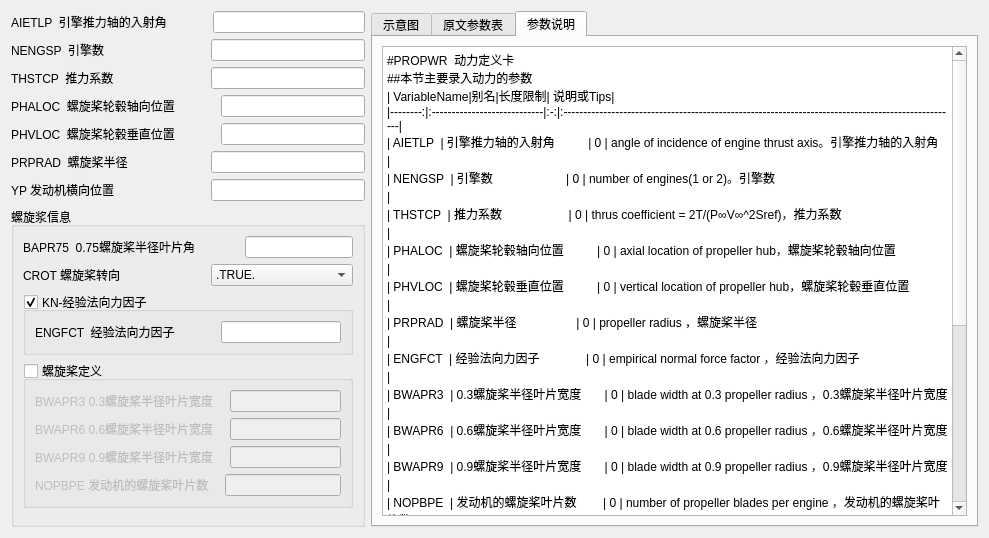
Qt form PyDatcomLab/GUIs/PlaneConfiguration/PROPWR.ui (darkspring2015/PyDatcomLab) before a commit.
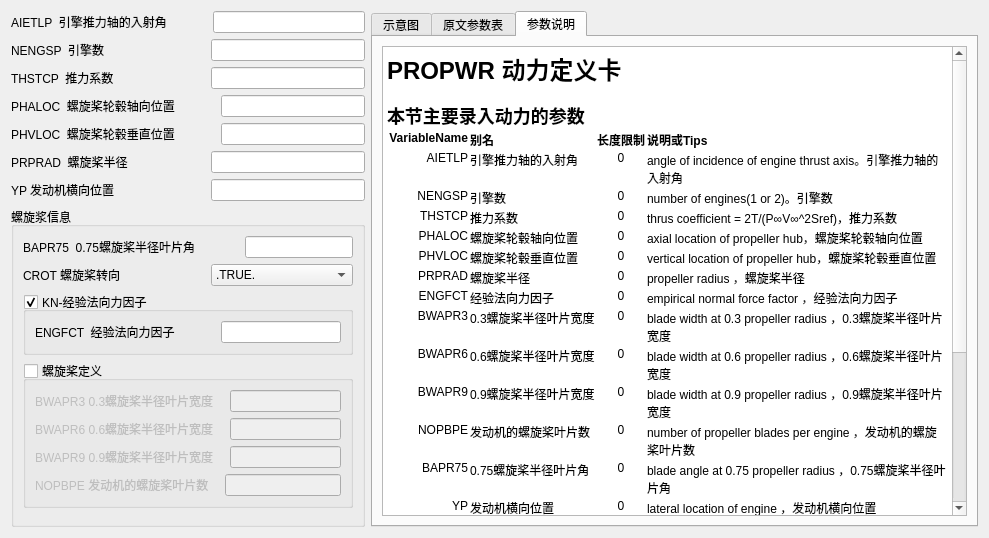
The same form after that commit. The open tabs and pages were chosen to show the change. Icons and pictures are not drawn.

The edit to the form file:
```diff
--- a/PyDatcomLab/GUIs/PlaneConfiguration/PROPWR.ui
+++ b/PyDatcomLab/GUIs/PlaneConfiguration/PROPWR.ui
@@ -726,34 +726,149 @@
 &lt;html&gt;&lt;head&gt;&lt;meta name=&quot;qrichtext&quot; content=&quot;1&quot; /&gt;&lt;style type=&quot;text/css&quot;&gt;
 p, li { white-space: pre-wrap; }
 &lt;/style&gt;&lt;/head&gt;&lt;body style=&quot; font-family:'SimSun'; font-size:9pt; font-weight:400; font-style:normal;&quot;&gt;
-&lt;p style=&quot; margin-top:0px; margin-bottom:0px; margin-left:0px; margin-right:0px; -qt-block-indent:0; text-indent:0px;&quot;&gt;#PROPWR  动力定义卡&lt;/p&gt;
-&lt;p style=&quot; margin-top:0px; margin-bottom:0px; margin-left:0px; margin-right:0px; -qt-block-indent:0; text-indent:0px;&quot;&gt;##本节主要录入动力的参数&lt;/p&gt;
-&lt;p style=&quot; margin-top:0px; margin-bottom:0px; margin-left:0px; margin-right:0px; -qt-block-indent:0; text-indent:0px;&quot;&gt;| VariableName|别名|长度限制| 说明或Tips|&lt;/p&gt;
-&lt;p style=&quot; margin-top:0px; margin-bottom:0px; margin-left:0px; margin-right:0px; -qt-block-indent:0; text-indent:0px;&quot;&gt;|--------:|:----------------------------|:-:|:---------------------------------------------------------------------------------------------------|&lt;/p&gt;
-&lt;p style=&quot; margin-top:0px; margin-bottom:0px; margin-left:0px; margin-right:0px; -qt-block-indent:0; text-indent:0px;&quot;&gt;| AIETLP  | 引擎推力轴的入射角          | 0 | angle of incidence of engine thrust axis。引擎推力轴的入射角                                       |&lt;/p&gt;
-&lt;p style=&quot; margin-top:0px; margin-bottom:0px; margin-left:0px; margin-right:0px; -qt-block-indent:0; text-indent:0px;&quot;&gt;| NENGSP  | 引擎数                      | 0 | number of engines(1 or 2)。引擎数                                                                  |&lt;/p&gt;
-&lt;p style=&quot; margin-top:0px; margin-bottom:0px; margin-left:0px; margin-right:0px; -qt-block-indent:0; text-indent:0px;&quot;&gt;| THSTCP  | 推力系数                    | 0 | thrus coefficient = 2T/(P∞V∞^2Sref)，推力系数                                                      |&lt;/p&gt;
-&lt;p style=&quot; margin-top:0px; margin-bottom:0px; margin-left:0px; margin-right:0px; -qt-block-indent:0; text-indent:0px;&quot;&gt;| PHALOC  | 螺旋桨轮毂轴向位置          | 0 | axial location of propeller hub，螺旋桨轮毂轴向位置                                                |&lt;/p&gt;
-&lt;p style=&quot; margin-top:0px; margin-bottom:0px; margin-left:0px; margin-right:0px; -qt-block-indent:0; text-indent:0px;&quot;&gt;| PHVLOC  | 螺旋桨轮毂垂直位置          | 0 | vertical location of propeller hub，螺旋桨轮毂垂直位置                                             |&lt;/p&gt;
-&lt;p style=&quot; margin-top:0px; margin-bottom:0px; margin-left:0px; margin-right:0px; -qt-block-indent:0; text-indent:0px;&quot;&gt;| PRPRAD  | 螺旋桨半径                  | 0 | propeller radius ，螺旋桨半径                                                                      |&lt;/p&gt;
-&lt;p style=&quot; margin-top:0px; margin-bottom:0px; margin-left:0px; margin-right:0px; -qt-block-indent:0; text-indent:0px;&quot;&gt;| ENGFCT  | 经验法向力因子              | 0 | empirical normal force factor ，经验法向力因子                                                     |&lt;/p&gt;
-&lt;p style=&quot; margin-top:0px; margin-bottom:0px; margin-left:0px; margin-right:0px; -qt-block-indent:0; text-indent:0px;&quot;&gt;| BWAPR3  | 0.3螺旋桨半径叶片宽度       | 0 | blade width at 0.3 propeller radius ，0.3螺旋桨半径叶片宽度                                        |&lt;/p&gt;
-&lt;p style=&quot; margin-top:0px; margin-bottom:0px; margin-left:0px; margin-right:0px; -qt-block-indent:0; text-indent:0px;&quot;&gt;| BWAPR6  | 0.6螺旋桨半径叶片宽度       | 0 | blade width at 0.6 propeller radius ，0.6螺旋桨半径叶片宽度                                        |&lt;/p&gt;
-&lt;p style=&quot; margin-top:0px; margin-bottom:0px; margin-left:0px; margin-right:0px; -qt-block-indent:0; text-indent:0px;&quot;&gt;| BWAPR9  | 0.9螺旋桨半径叶片宽度       | 0 | blade width at 0.9 propeller radius ，0.9螺旋桨半径叶片宽度                                        |&lt;/p&gt;
-&lt;p style=&quot; margin-top:0px; margin-bottom:0px; margin-left:0px; margin-right:0px; -qt-block-indent:0; text-indent:0px;&quot;&gt;| NOPBPE  | 发动机的螺旋桨叶片数        | 0 | number of propeller blades per engine ，发动机的螺旋桨叶片数                                       |&lt;/p&gt;
-&lt;p style=&quot; margin-top:0px; margin-bottom:0px; margin-left:0px; margin-right:0px; -qt-block-indent:0; text-indent:0px;&quot;&gt;| BAPR75  | 0.75螺旋桨半径叶片角        | 0 | blade angle at 0.75 propeller radius ，0.75螺旋桨半径叶片角                                        |&lt;/p&gt;
-&lt;p style=&quot; margin-top:0px; margin-bottom:0px; margin-left:0px; margin-right:0px; -qt-block-indent:0; text-indent:0px;&quot;&gt;| YP      | 发动机横向位置              | 0 | lateral location of engine ，发动机横向位置                                                        |&lt;/p&gt;
-&lt;p style=&quot; margin-top:0px; margin-bottom:0px; margin-left:0px; margin-right:0px; -qt-block-indent:0; text-indent:0px;&quot;&gt;| CROT    | 螺旋桨转向                  | 0 | .TRUE. counter rotating propeller 反向螺旋桨; .FALSE. non counter rotating propeller  非对旋螺旋桨 |&lt;/p&gt;
-&lt;p style=&quot;-qt-paragraph-type:empty; margin-top:0px; margin-bottom:0px; margin-left:0px; margin-right:0px; -qt-block-indent:0; text-indent:0px;&quot;&gt;&lt;br /&gt;&lt;/p&gt;
-&lt;p style=&quot;-qt-paragraph-type:empty; margin-top:0px; margin-bottom:0px; margin-left:0px; margin-right:0px; -qt-block-indent:0; text-indent:0px;&quot;&gt;&lt;br /&gt;&lt;/p&gt;
-&lt;p style=&quot; margin-top:0px; margin-bottom:0px; margin-left:0px; margin-right:0px; -qt-block-indent:0; text-indent:0px;&quot;&gt;##Tips 1：&lt;/p&gt;
-&lt;p style=&quot; margin-top:0px; margin-bottom:0px; margin-left:0px; margin-right:0px; -qt-block-indent:0; text-indent:0px;&quot;&gt;Kn is not required as input if (bp)'s are input and conversely (bp)'s are not required if Kn is input. (See section 4.6.1 of DATCOM)&lt;/p&gt;
-&lt;p style=&quot; margin-top:0px; margin-bottom:0px; margin-left:0px; margin-right:0px; -qt-block-indent:0; text-indent:0px;&quot;&gt;ENGFCT,BWAPR3,BWAPR6,BWAPR9,NOPBPE&lt;/p&gt;
-&lt;p style=&quot; margin-top:0px; margin-bottom:0px; margin-left:0px; margin-right:0px; -qt-block-indent:0; text-indent:0px;&quot;&gt;Kn 和 (bp)'s 参数不需要同时输入&lt;/p&gt;
-&lt;p style=&quot;-qt-paragraph-type:empty; margin-top:0px; margin-bottom:0px; margin-left:0px; margin-right:0px; -qt-block-indent:0; text-indent:0px;&quot;&gt;&lt;br /&gt;&lt;/p&gt;
-&lt;p style=&quot; margin-top:0px; margin-bottom:0px; margin-left:0px; margin-right:0px; -qt-block-indent:0; text-indent:0px;&quot;&gt;##Tips 2：&lt;/p&gt;
-&lt;p style=&quot; margin-top:0px; margin-bottom:0px; margin-left:0px; margin-right:0px; -qt-block-indent:0; text-indent:0px;&quot;&gt;propeller power effect methods are only applicable to longitudinal stability parameters in the subsonic speed regime.&lt;/p&gt;
-&lt;p style=&quot; margin-top:0px; margin-bottom:0px; margin-left:0px; margin-right:0px; -qt-block-indent:0; text-indent:0px;&quot;&gt;螺旋桨功率效应方法只适用于亚音速情况下的纵向稳定参数。&lt;/p&gt;&lt;/body&gt;&lt;/html&gt;</string>
+&lt;p style=&quot; margin-top:18px; margin-bottom:12px; margin-left:0px; margin-right:0px; -qt-block-indent:0; text-indent:0px;&quot;&gt;&lt;span style=&quot; font-size:xx-large; font-weight:600;&quot;&gt;PROPWR 动力定义卡&lt;/span&gt;&lt;/p&gt;
+&lt;p style=&quot; margin-top:16px; margin-bottom:12px; margin-left:0px; margin-right:0px; -qt-block-indent:0; text-indent:0px;&quot;&gt;&lt;a name=&quot;user-content-本节主要录入动力的参数&quot;&gt;&lt;/a&gt;&lt;span style=&quot; font-size:x-large; font-weight:600;&quot;&gt;本&lt;/span&gt;&lt;span style=&quot; font-size:x-large; font-weight:600;&quot;&gt;节主要录入动力的参数&lt;/span&gt;&lt;/p&gt;
+&lt;table border=&quot;0&quot; style=&quot; margin-top:0px; margin-bottom:0px; margin-left:0px; margin-right:0px;&quot; cellspacing=&quot;2&quot; cellpadding=&quot;0&quot;&gt;&lt;thead&gt;
+&lt;tr&gt;
+&lt;td&gt;
+&lt;p align=&quot;right&quot; style=&quot; margin-top:0px; margin-bottom:0px; margin-left:0px; margin-right:0px; -qt-block-indent:0; text-indent:0px;&quot;&gt;&lt;span style=&quot; font-weight:600;&quot;&gt;VariableName&lt;/span&gt;&lt;/p&gt;&lt;/td&gt;
+&lt;td&gt;
+&lt;p style=&quot; margin-top:0px; margin-bottom:0px; margin-left:0px; margin-right:0px; -qt-block-indent:0; text-indent:0px;&quot;&gt;&lt;span style=&quot; font-weight:600;&quot;&gt;别名&lt;/span&gt;&lt;/p&gt;&lt;/td&gt;
+&lt;td&gt;
+&lt;p align=&quot;center&quot; style=&quot; margin-top:0px; margin-bottom:0px; margin-left:0px; margin-right:0px; -qt-block-indent:0; text-indent:0px;&quot;&gt;&lt;span style=&quot; font-weight:600;&quot;&gt;长度限制&lt;/span&gt;&lt;/p&gt;&lt;/td&gt;
+&lt;td&gt;
+&lt;p style=&quot; margin-top:0px; margin-bottom:0px; margin-left:0px; margin-right:0px; -qt-block-indent:0; text-indent:0px;&quot;&gt;&lt;span style=&quot; font-weight:600;&quot;&gt;说明或Tips&lt;/span&gt;&lt;/p&gt;&lt;/td&gt;&lt;/tr&gt;&lt;/thead&gt;
+&lt;tr&gt;
+&lt;td&gt;
+&lt;p align=&quot;right&quot; style=&quot; margin-top:0px; margin-bottom:0px; margin-left:0px; margin-right:0px; -qt-block-indent:0; text-indent:0px;&quot;&gt;AIETLP&lt;/p&gt;&lt;/td&gt;
+&lt;td&gt;
+&lt;p style=&quot; margin-top:0px; margin-bottom:0px; margin-left:0px; margin-right:0px; -qt-block-indent:0; text-indent:0px;&quot;&gt;引擎推力轴的入射角&lt;/p&gt;&lt;/td&gt;
+&lt;td&gt;
+&lt;p align=&quot;center&quot; style=&quot; margin-top:0px; margin-bottom:0px; margin-left:0px; margin-right:0px; -qt-block-indent:0; text-indent:0px;&quot;&gt;0&lt;/p&gt;&lt;/td&gt;
+&lt;td&gt;
+&lt;p style=&quot; margin-top:0px; margin-bottom:0px; margin-left:0px; margin-right:0px; -qt-block-indent:0; text-indent:0px;&quot;&gt;angle of incidence of engine thrust axis。引擎推力轴的入射角&lt;/p&gt;&lt;/td&gt;&lt;/tr&gt;
+&lt;tr&gt;
+&lt;td&gt;
+&lt;p align=&quot;right&quot; style=&quot; margin-top:0px; margin-bottom:0px; margin-left:0px; margin-right:0px; -qt-block-indent:0; text-indent:0px;&quot;&gt;NENGSP&lt;/p&gt;&lt;/td&gt;
+&lt;td&gt;
+&lt;p style=&quot; margin-top:0px; margin-bottom:0px; margin-left:0px; margin-right:0px; -qt-block-indent:0; text-indent:0px;&quot;&gt;引擎数&lt;/p&gt;&lt;/td&gt;
+&lt;td&gt;
+&lt;p align=&quot;center&quot; style=&quot; margin-top:0px; margin-bottom:0px; margin-left:0px; margin-right:0px; -qt-block-indent:0; text-indent:0px;&quot;&gt;0&lt;/p&gt;&lt;/td&gt;
+&lt;td&gt;
+&lt;p style=&quot; margin-top:0px; margin-bottom:0px; margin-left:0px; margin-right:0px; -qt-block-indent:0; text-indent:0px;&quot;&gt;number of engines(1 or 2)。引擎数&lt;/p&gt;&lt;/td&gt;&lt;/tr&gt;
+&lt;tr&gt;
+&lt;td&gt;
+&lt;p align=&quot;right&quot; style=&quot; margin-top:0px; margin-bottom:0px; margin-left:0px; margin-right:0px; -qt-block-indent:0; text-indent:0px;&quot;&gt;THSTCP&lt;/p&gt;&lt;/td&gt;
+&lt;td&gt;
+&lt;p style=&quot; margin-top:0px; margin-bottom:0px; margin-left:0px; margin-right:0px; -qt-block-indent:0; text-indent:0px;&quot;&gt;推力系数&lt;/p&gt;&lt;/td&gt;
+&lt;td&gt;
+&lt;p align=&quot;center&quot; style=&quot; margin-top:0px; margin-bottom:0px; margin-left:0px; margin-right:0px; -qt-block-indent:0; text-indent:0px;&quot;&gt;0&lt;/p&gt;&lt;/td&gt;
+&lt;td&gt;
+&lt;p style=&quot; margin-top:0px; margin-bottom:0px; margin-left:0px; margin-right:0px; -qt-block-indent:0; text-indent:0px;&quot;&gt;thrus coefficient = 2T/(P∞V∞^2Sref)，推力系数&lt;/p&gt;&lt;/td&gt;&lt;/tr&gt;
+&lt;tr&gt;
+&lt;td&gt;
+&lt;p align=&quot;right&quot; style=&quot; margin-top:0px; margin-bottom:0px; margin-left:0px; margin-right:0px; -qt-block-indent:0; text-indent:0px;&quot;&gt;PHALOC&lt;/p&gt;&lt;/td&gt;
+&lt;td&gt;
+&lt;p style=&quot; margin-top:0px; margin-bottom:0px; margin-left:0px; margin-right:0px; -qt-block-indent:0; text-indent:0px;&quot;&gt;螺旋桨轮毂轴向位置&lt;/p&gt;&lt;/td&gt;
+&lt;td&gt;
+&lt;p align=&quot;center&quot; style=&quot; margin-top:0px; margin-bottom:0px; margin-left:0px; margin-right:0px; -qt-block-indent:0; text-indent:0px;&quot;&gt;0&lt;/p&gt;&lt;/td&gt;
+&lt;td&gt;
+&lt;p style=&quot; margin-top:0px; margin-bottom:0px; margin-left:0px; margin-right:0px; -qt-block-indent:0; text-indent:0px;&quot;&gt;axial location of propeller hub，螺旋桨轮毂轴向位置&lt;/p&gt;&lt;/td&gt;&lt;/tr&gt;
+&lt;tr&gt;
+&lt;td&gt;
+&lt;p align=&quot;right&quot; style=&quot; margin-top:0px; margin-bottom:0px; margin-left:0px; margin-right:0px; -qt-block-indent:0; text-indent:0px;&quot;&gt;PHVLOC&lt;/p&gt;&lt;/td&gt;
+&lt;td&gt;
+&lt;p style=&quot; margin-top:0px; margin-bottom:0px; margin-left:0px; margin-right:0px; -qt-block-indent:0; text-indent:0px;&quot;&gt;螺旋桨轮毂垂直位置&lt;/p&gt;&lt;/td&gt;
+&lt;td&gt;
+&lt;p align=&quot;center&quot; style=&quot; margin-top:0px; margin-bottom:0px; margin-left:0px; margin-right:0px; -qt-block-indent:0; text-indent:0px;&quot;&gt;0&lt;/p&gt;&lt;/td&gt;
+&lt;td&gt;
+&lt;p style=&quot; margin-top:0px; margin-bottom:0px; margin-left:0px; margin-right:0px; -qt-block-indent:0; text-indent:0px;&quot;&gt;vertical location of propeller hub，螺旋桨轮毂垂直位置&lt;/p&gt;&lt;/td&gt;&lt;/tr&gt;
+&lt;tr&gt;
+&lt;td&gt;
+&lt;p align=&quot;right&quot; style=&quot; margin-top:0px; margin-bottom:0px; margin-left:0px; margin-right:0px; -qt-block-indent:0; text-indent:0px;&quot;&gt;PRPRAD&lt;/p&gt;&lt;/td&gt;
+&lt;td&gt;
+&lt;p style=&quot; margin-top:0px; margin-bottom:0px; margin-left:0px; margin-right:0px; -qt-block-indent:0; text-indent:0px;&quot;&gt;螺旋桨半径&lt;/p&gt;&lt;/td&gt;
+&lt;td&gt;
+&lt;p align=&quot;center&quot; style=&quot; margin-top:0px; margin-bottom:0px; margin-left:0px; margin-right:0px; -qt-block-indent:0; text-indent:0px;&quot;&gt;0&lt;/p&gt;&lt;/td&gt;
+&lt;td&gt;
+&lt;p style=&quot; margin-top:0px; margin-bottom:0px; margin-left:0px; margin-right:0px; -qt-block-indent:0; text-indent:0px;&quot;&gt;propeller radius ，螺旋桨半径&lt;/p&gt;&lt;/td&gt;&lt;/tr&gt;
+&lt;tr&gt;
+&lt;td&gt;
+&lt;p align=&quot;right&quot; style=&quot; margin-top:0px; margin-bottom:0px; margin-left:0px; margin-right:0px; -qt-block-indent:0; text-indent:0px;&quot;&gt;ENGFCT&lt;/p&gt;&lt;/td&gt;
+&lt;td&gt;
+&lt;p style=&quot; margin-top:0px; margin-bottom:0px; margin-left:0px; margin-right:0px; -qt-block-indent:0; text-indent:0px;&quot;&gt;经验法向力因子&lt;/p&gt;&lt;/td&gt;
+&lt;td&gt;
+&lt;p align=&quot;center&quot; style=&quot; margin-top:0px; margin-bottom:0px; margin-left:0px; margin-right:0px; -qt-block-indent:0; text-indent:0px;&quot;&gt;0&lt;/p&gt;&lt;/td&gt;
+&lt;td&gt;
+&lt;p style=&quot; margin-top:0px; margin-bottom:0px; margin-left:0px; margin-right:0px; -qt-block-indent:0; text-indent:0px;&quot;&gt;empirical normal force factor ，经验法向力因子&lt;/p&gt;&lt;/td&gt;&lt;/tr&gt;
+&lt;tr&gt;
+&lt;td&gt;
+&lt;p align=&quot;right&quot; style=&quot; margin-top:0px; margin-bottom:0px; margin-left:0px; margin-right:0px; -qt-block-indent:0; text-indent:0px;&quot;&gt;BWAPR3&lt;/p&gt;&lt;/td&gt;
+&lt;td&gt;
+&lt;p style=&quot; margin-top:0px; margin-bottom:0px; margin-left:0px; margin-right:0px; -qt-block-indent:0; text-indent:0px;&quot;&gt;0.3螺旋桨半径叶片宽度&lt;/p&gt;&lt;/td&gt;
+&lt;td&gt;
+&lt;p align=&quot;center&quot; style=&quot; margin-top:0px; margin-bottom:0px; margin-left:0px; margin-right:0px; -qt-block-indent:0; text-indent:0px;&quot;&gt;0&lt;/p&gt;&lt;/td&gt;
+&lt;td&gt;
+&lt;p style=&quot; margin-top:0px; margin-bottom:0px; margin-left:0px; margin-right:0px; -qt-block-indent:0; text-indent:0px;&quot;&gt;blade width at 0.3 propeller radius ，0.3螺旋桨半径叶片宽度&lt;/p&gt;&lt;/td&gt;&lt;/tr&gt;
+&lt;tr&gt;
+&lt;td&gt;
+&lt;p align=&quot;right&quot; style=&quot; margin-top:0px; margin-bottom:0px; margin-left:0px; margin-right:0px; -qt-block-indent:0; text-indent:0px;&quot;&gt;BWAPR6&lt;/p&gt;&lt;/td&gt;
+&lt;td&gt;
+&lt;p style=&quot; margin-top:0px; margin-bottom:0px; margin-left:0px; margin-right:0px; -qt-block-indent:0; text-indent:0px;&quot;&gt;0.6螺旋桨半径叶片宽度&lt;/p&gt;&lt;/td&gt;
+&lt;td&gt;
+&lt;p align=&quot;center&quot; style=&quot; margin-top:0px; margin-bottom:0px; margin-left:0px; margin-right:0px; -qt-block-indent:0; text-indent:0px;&quot;&gt;0&lt;/p&gt;&lt;/td&gt;
+&lt;td&gt;
+&lt;p style=&quot; margin-top:0px; margin-bottom:0px; margin-left:0px; margin-right:0px; -qt-block-indent:0; text-indent:0px;&quot;&gt;blade width at 0.6 propeller radius ，0.6螺旋桨半径叶片宽度&lt;/p&gt;&lt;/td&gt;&lt;/tr&gt;
+&lt;tr&gt;
+&lt;td&gt;
+&lt;p align=&quot;right&quot; style=&quot; margin-top:0px; margin-bottom:0px; margin-left:0px; margin-right:0px; -qt-block-indent:0; text-indent:0px;&quot;&gt;BWAPR9&lt;/p&gt;&lt;/td&gt;
+&lt;td&gt;
+&lt;p style=&quot; margin-top:0px; margin-bottom:0px; margin-left:0px; margin-right:0px; -qt-block-indent:0; text-indent:0px;&quot;&gt;0.9螺旋桨半径叶片宽度&lt;/p&gt;&lt;/td&gt;
+&lt;td&gt;
+&lt;p align=&quot;center&quot; style=&quot; margin-top:0px; margin-bottom:0px; margin-left:0px; margin-right:0px; -qt-block-indent:0; text-indent:0px;&quot;&gt;0&lt;/p&gt;&lt;/td&gt;
+&lt;td&gt;
+&lt;p style=&quot; margin-top:0px; margin-bottom:0px; margin-left:0px; margin-right:0px; -qt-block-indent:0; text-indent:0px;&quot;&gt;blade width at 0.9 propeller radius ，0.9螺旋桨半径叶片宽度&lt;/p&gt;&lt;/td&gt;&lt;/tr&gt;
+&lt;tr&gt;
+&lt;td&gt;
+&lt;p align=&quot;right&quot; style=&quot; margin-top:0px; margin-bottom:0px; margin-left:0px; margin-right:0px; -qt-block-indent:0; text-indent:0px;&quot;&gt;NOPBPE&lt;/p&gt;&lt;/td&gt;
+&lt;td&gt;
+&lt;p style=&quot; margin-top:0px; margin-bottom:0px; margin-left:0px; margin-right:0px; -qt-block-indent:0; text-indent:0px;&quot;&gt;发动机的螺旋桨叶片数&lt;/p&gt;&lt;/td&gt;
+&lt;td&gt;
+&lt;p align=&quot;center&quot; style=&quot; margin-top:0px; margin-bottom:0px; margin-left:0px; margin-right:0px; -qt-block-indent:0; text-indent:0px;&quot;&gt;0&lt;/p&gt;&lt;/td&gt;
+&lt;td&gt;
+&lt;p style=&quot; margin-top:0px; margin-bottom:0px; margin-left:0px; margin-right:0px; -qt-block-indent:0; text-indent:0px;&quot;&gt;number of propeller blades per engine ，发动机的螺旋桨叶片数&lt;/p&gt;&lt;/td&gt;&lt;/tr&gt;
+&lt;tr&gt;
+&lt;td&gt;
+&lt;p align=&quot;right&quot; style=&quot; margin-top:0px; margin-bottom:0px; margin-left:0px; margin-right:0px; -qt-block-indent:0; text-indent:0px;&quot;&gt;BAPR75&lt;/p&gt;&lt;/td&gt;
+&lt;td&gt;
+&lt;p style=&quot; margin-top:0px; margin-bottom:0px; margin-left:0px; margin-right:0px; -qt-block-indent:0; text-indent:0px;&quot;&gt;0.75螺旋桨半径叶片角&lt;/p&gt;&lt;/td&gt;
+&lt;td&gt;
+&lt;p align=&quot;center&quot; style=&quot; margin-top:0px; margin-bottom:0px; margin-left:0px; margin-right:0px; -qt-block-indent:0; text-indent:0px;&quot;&gt;0&lt;/p&gt;&lt;/td&gt;
+&lt;td&gt;
+&lt;p style=&quot; margin-top:0px; margin-bottom:0px; margin-left:0px; margin-right:0px; -qt-block-indent:0; text-indent:0px;&quot;&gt;blade angle at 0.75 propeller radius ，0.75螺旋桨半径叶片角&lt;/p&gt;&lt;/td&gt;&lt;/tr&gt;
+&lt;tr&gt;
+&lt;td&gt;
+&lt;p align=&quot;right&quot; style=&quot; margin-top:0px; margin-bottom:0px; margin-left:0px; margin-right:0px; -qt-block-indent:0; text-indent:0px;&quot;&gt;YP&lt;/p&gt;&lt;/td&gt;
+&lt;td&gt;
+&lt;p style=&quot; margin-top:0px; margin-bottom:0px; margin-left:0px; margin-right:0px; -qt-block-indent:0; text-indent:0px;&quot;&gt;发动机横向位置&lt;/p&gt;&lt;/td&gt;
+&lt;td&gt;
+&lt;p align=&quot;center&quot; style=&quot; margin-top:0px; margin-bottom:0px; margin-left:0px; margin-right:0px; -qt-block-indent:0; text-indent:0px;&quot;&gt;0&lt;/p&gt;&lt;/td&gt;
+&lt;td&gt;
+&lt;p style=&quot; margin-top:0px; margin-bottom:0px; margin-left:0px; margin-right:0px; -qt-block-indent:0; text-indent:0px;&quot;&gt;lateral location of engine ，发动机横向位置&lt;/p&gt;&lt;/td&gt;&lt;/tr&gt;
+&lt;tr&gt;
+&lt;td&gt;
+&lt;p align=&quot;right&quot; style=&quot; margin-top:0px; margin-bottom:0px; margin-left:0px; margin-right:0px; -qt-block-indent:0; text-indent:0px;&quot;&gt;CROT&lt;/p&gt;&lt;/td&gt;
+&lt;td&gt;
+&lt;p style=&quot; margin-top:0px; margin-bottom:0px; margin-left:0px; margin-right:0px; -qt-block-indent:0; text-indent:0px;&quot;&gt;螺旋桨转向&lt;/p&gt;&lt;/td&gt;
+&lt;td&gt;
+&lt;p align=&quot;center&quot; style=&quot; margin-top:0px; margin-bottom:0px; margin-left:0px; margin-right:0px; -qt-block-indent:0; text-indent:0px;&quot;&gt;0&lt;/p&gt;&lt;/td&gt;
+&lt;td&gt;
+&lt;p style=&quot; margin-top:0px; margin-bottom:0px; margin-left:0px; margin-right:0px; -qt-block-indent:0; text-indent:0px;&quot;&gt;.TRUE. counter rotating propeller 反向螺旋桨; &lt;/p&gt;
+&lt;p style=&quot; margin-top:0px; margin-bottom:0px; margin-left:0px; margin-right:0px; -qt-block-indent:0; text-indent:0px;&quot;&gt;.FALSE. non counter rotating propeller 非对旋螺旋桨&lt;/p&gt;&lt;/td&gt;&lt;/tr&gt;&lt;/table&gt;
+&lt;p style=&quot; margin-top:16px; margin-bottom:12px; margin-left:0px; margin-right:0px; -qt-block-indent:0; text-indent:0px;&quot;&gt;&lt;a name=&quot;user-content-tips-1&quot;&gt;&lt;/a&gt;&lt;span style=&quot; font-size:x-large; font-weight:600;&quot;&gt;T&lt;/span&gt;&lt;span style=&quot; font-size:x-large; font-weight:600;&quot;&gt;ips 1：&lt;/span&gt;&lt;/p&gt;
+&lt;p style=&quot; margin-top:12px; margin-bottom:12px; margin-left:0px; margin-right:0px; -qt-block-indent:0; text-indent:0px;&quot;&gt;Kn is not required as input if (bp)'s are input and conversely (bp)'s are not required if Kn is input. (See section 4.6.1 of DATCOM) ENGFCT,BWAPR3,BWAPR6,BWAPR9,NOPBPE Kn 和 (bp)'s 参数不需要同时输入&lt;/p&gt;
+&lt;p style=&quot; margin-top:16px; margin-bottom:12px; margin-left:0px; margin-right:0px; -qt-block-indent:0; text-indent:0px;&quot;&gt;&lt;a name=&quot;user-content-tips-2&quot;&gt;&lt;/a&gt;&lt;span style=&quot; font-size:x-large; font-weight:600;&quot;&gt;T&lt;/span&gt;&lt;span style=&quot; font-size:x-large; font-weight:600;&quot;&gt;ips 2：&lt;/span&gt;&lt;/p&gt;
+&lt;p style=&quot; margin-top:12px; margin-bottom:12px; margin-left:0px; margin-right:0px; -qt-block-indent:0; text-indent:0px;&quot;&gt;propeller power effect methods are only applicable to longitudinal stability parameters in the subsonic speed regime. 螺旋桨功率效应方法只适用于亚音速情况下的纵向稳定参数。&lt;/p&gt;&lt;/body&gt;&lt;/html&gt;</string>
          </property>
         </widget>
        </item>
```
Left out of the diff: 76 changed lines with no effect on the pictures.
